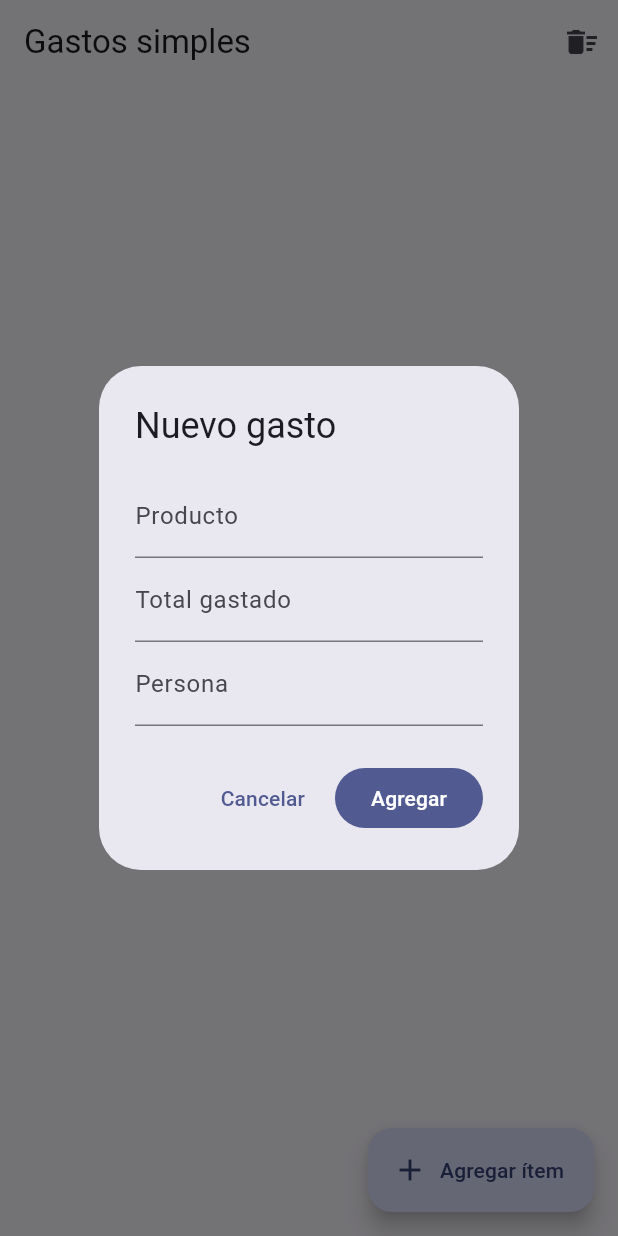
After one commit to FabrizioCrivelli/Splitter, a Flutter app: the screen it shows after launch, after a tap on "Agregar ítem", on a phone screen of 412 x 824 dp. The commit adds this screen. Run offline on Flutter 3.47's test engine with Material 3 defaults, Android fonts, the phone set to English and light mode, and no system bars; our stand-ins replace firebase_core, flutter_riverpod; accounts and stored records are empty.

```diff
--- a/lib/main.dart
+++ b/lib/main.dart
@@ -1,46 +1,28 @@
 import 'package:flutter/material.dart';
 import 'package:flutter_riverpod/flutter_riverpod.dart';
+import 'package:firebase_core/firebase_core.dart';
+import 'firebase_options.dart'; // generado por `flutterfire configure`
+import 'screens/expenses_screen.dart';
 
-// 1️⃣ Un provider básico
-final counterProvider = StateProvider<int>((ref) => 0);
-
-// 2️⃣ App principal
-void main() {
+Future<void> main() async {
+  WidgetsFlutterBinding.ensureInitialized();
+  await Firebase.initializeApp(
+    options: DefaultFirebaseOptions.currentPlatform,
+  );
   runApp(const ProviderScope(child: MyApp()));
 }
 
 class MyApp extends StatelessWidget {
   const MyApp({super.key});
-
   @override
   Widget build(BuildContext context) {
     return MaterialApp(
-      title: 'Riverpod Demo',
-      theme: ThemeData(primarySwatch: Colors.blue),
-      home: const HomeScreen(),
+      title: 'Tricount Simple',
+      theme: ThemeData(
+        colorSchemeSeed: Colors.indigo,
+        useMaterial3: true,
+      ),
+      home: const ExpensesScreen(),
     );
   }
 }
-
-class HomeScreen extends ConsumerWidget {
-  const HomeScreen({super.key});
-
-  @override
-  Widget build(BuildContext context, WidgetRef ref) {
-    final count = ref.watch(counterProvider);
-
-    return Scaffold(
-      appBar: AppBar(title: const Text('Contador con Riverpod')),
-      body: Center(
-        child: Text(
-          'Valor: $count',
-          style: const TextStyle(fontSize: 30),
-        ),
-      ),
-      floatingActionButton: FloatingActionButton(
-        onPressed: () => ref.read(counterProvider.notifier).state++,
-        child: const Icon(Icons.add),
-      ),
-    );
-  }
-}
--- /dev/null
+++ b/lib/models/expense_item.dart
@@ -0,0 +1,11 @@
+class ExpenseItem {
+  final String product;
+  final double amount;
+  final String person;
+
+  const ExpenseItem({
+    required this.product,
+    required this.amount,
+    required this.person,
+  });
+}
--- /dev/null
+++ b/lib/screens/expenses_screen.dart
@@ -0,0 +1,157 @@
+import 'package:flutter/material.dart';
+import 'package:flutter_riverpod/flutter_riverpod.dart';
+import '../providers/expenses_provider.dart';
+import '../models/expense_item.dart';
+
+class ExpensesScreen extends ConsumerWidget {
+  const ExpensesScreen({super.key});
+
+  @override
+  Widget build(BuildContext context, WidgetRef ref) {
+    final expenses = ref.watch(expensesProvider);
+
+    return Scaffold(
+      appBar: AppBar(
+        title: const Text('Gastos simples'),
+        actions: [
+          IconButton(
+            tooltip: 'Borrar todo',
+            onPressed: () => ref.read(expensesProvider.notifier).clear(),
+            icon: const Icon(Icons.delete_sweep),
+          ),
+        ],
+      ),
+      body: expenses.isEmpty
+          ? const _EmptyState()
+          : ListView.separated(
+              padding: const EdgeInsets.all(12),
+              itemCount: expenses.length,
+              separatorBuilder: (_, __) => const SizedBox(height: 8),
+              itemBuilder: (context, index) {
+                final ExpenseItem item = expenses[index];
+                return Dismissible(
+                  key: ValueKey('${item.product}-$index'),
+                  direction: DismissDirection.endToStart,
+                  onDismissed: (_) =>
+                      ref.read(expensesProvider.notifier).removeAt(index),
+                  background: Container(
+                    alignment: Alignment.centerRight,
+                    padding: const EdgeInsets.symmetric(horizontal: 16),
+                    color: Colors.redAccent,
+                    child: const Icon(Icons.delete, color: Colors.white),
+                  ),
+                  child: Card(
+                    child: ListTile(
+                      title: Text(item.product),
+                      subtitle: Text('Persona: ${item.person}'),
+                      trailing: Text('\$ ${item.amount.toStringAsFixed(2)}'),
+                    ),
+                  ),
+                );
+              },
+            ),
+      floatingActionButton: FloatingActionButton.extended(
+        onPressed: () => _openAddDialog(context, ref),
+        icon: const Icon(Icons.add),
+        label: const Text('Agregar ítem'),
+      ),
+    );
+  }
+
+  Future<void> _openAddDialog(BuildContext context, WidgetRef ref) async {
+    final productCtrl = TextEditingController();
+    final amountCtrl = TextEditingController();
+    final personCtrl = TextEditingController();
+
+    await showDialog<void>(
+      context: context,
+      builder: (_) => AlertDialog(
+        title: const Text('Nuevo gasto'),
+        content: Column(
+          mainAxisSize: MainAxisSize.min,
+          children: [
+            TextField(
+              controller: productCtrl,
+              decoration: const InputDecoration(
+                labelText: 'Producto',
+                hintText: 'Ej: Pizza grande',
+              ),
+              textInputAction: TextInputAction.next,
+            ),
+            TextField(
+              controller: amountCtrl,
+              decoration: const InputDecoration(
+                labelText: 'Total gastado',
+                hintText: 'Ej: 8500.00',
+              ),
+              keyboardType:
+                  const TextInputType.numberWithOptions(decimal: true),
+              textInputAction: TextInputAction.next,
+            ),
+            TextField(
+              controller: personCtrl,
+              decoration: const InputDecoration(
+                labelText: 'Persona',
+                hintText: 'Ej: Michael',
+              ),
+              textInputAction: TextInputAction.done,
+              onSubmitted: (_) => _submit(ref, productCtrl, amountCtrl, personCtrl, context),
+            ),
+          ],
+        ),
+        actions: [
+          TextButton(
+            onPressed: () => Navigator.pop(context),
+            child: const Text('Cancelar'),
+          ),
+          FilledButton(
+            onPressed: () =>
+                _submit(ref, productCtrl, amountCtrl, personCtrl, context),
+            child: const Text('Agregar'),
+          ),
+        ],
+      ),
+    );
+  }
+
+  void _submit(
+    WidgetRef ref,
+    TextEditingController productCtrl,
+    TextEditingController amountCtrl,
+    TextEditingController personCtrl,
+    BuildContext context,
+  ) {
+    final product = productCtrl.text;
+    final person = personCtrl.text;
+
+    final parsed = double.tryParse(amountCtrl.text.replaceAll(',', '.'));
+    if (parsed == null) {
+      ScaffoldMessenger.of(context).showSnackBar(
+        const SnackBar(content: Text('Ingresá un total válido.')),
+      );
+      return;
+    }
+
+    ref.read(expensesProvider.notifier).addExpense(
+          product: product,
+          amount: parsed,
+          person: person,
+        );
+
+    Navigator.pop(context);
+  }
+}
+
+class _EmptyState extends StatelessWidget {
+  const _EmptyState();
+
+  @override
+  Widget build(BuildContext context) {
+    return const Center(
+      child: Text(
+        'Aún no hay gastos.\nTocá “Agregar ítem” para empezar.',
+        textAlign: TextAlign.center,
+      ),
+    );
+  }
+}
--- a/pubspec.yaml
+++ b/pubspec.yaml
@@ -32,6 +32,8 @@ dependencies:
     sdk: flutter
   flutter_riverpod: ^2.4.9
   cupertino_icons: ^1.0.8
+  firebase_core: ^4.2.0
+  cloud_firestore: ^6.0.3
 
 dev_dependencies:
   flutter_test:
```
Also changed, not shown: lib/providers/expenses_provider.dart (added, +31 -0 lines), firebase.json (added), lib/firebase_options.dart (added), pubspec.lock, 6 other files.
